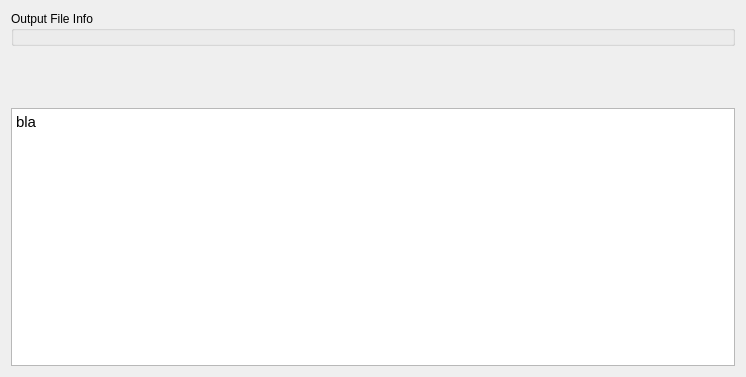
The window that ilastik/workflows/tracking/conservation/pluginExportOptionsDlg.ui (ilastik/ilastik) describes before a commit, drawn with Qt 5.
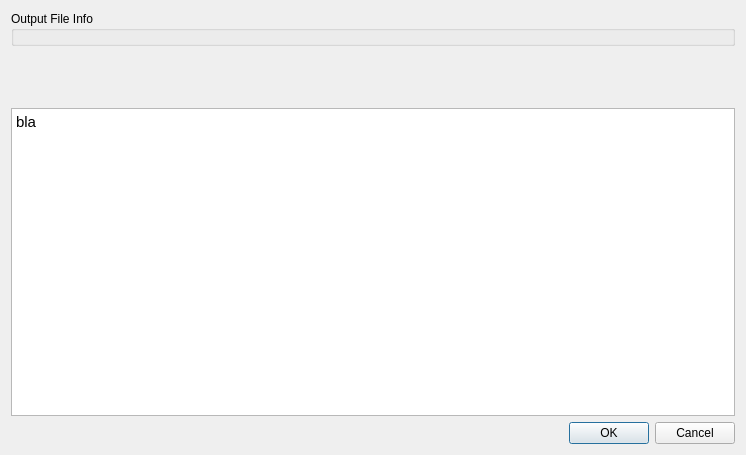
The same window after the commit. Custom widgets are drawn as their Qt base class.

Commit message: Add Ok Cancel options for PluginEpoxrtOptionsDialog

```diff
--- a/ilastik/workflows/tracking/conservation/pluginExportOptionsDlg.ui
+++ b/ilastik/workflows/tracking/conservation/pluginExportOptionsDlg.ui
@@ -7,7 +7,7 @@
     <x>0</x>
     <y>0</y>
     <width>746</width>
-    <height>377</height>
+    <height>455</height>
    </rect>
   </property>
   <property name="sizePolicy">
@@ -49,25 +49,6 @@
        <height>50</height>
       </size>
      </property>
-     <widget class="QDialogButtonBox" name="buttonBox">
-      <property name="enabled">
-       <bool>true</bool>
-      </property>
-      <property name="geometry">
-       <rect>
-        <x>0</x>
-        <y>480</y>
-        <width>728</width>
-        <height>35</height>
-       </rect>
-      </property>
-      <property name="orientation">
-       <enum>Qt::Horizontal</enum>
-      </property>
-      <property name="standardButtons">
-       <set>QDialogButtonBox::Cancel|QDialogButtonBox::Ok</set>
-      </property>
-     </widget>
     </widget>
    </item>
    <item>
@@ -84,6 +65,16 @@
      </property>
     </widget>
    </item>
+   <item>
+    <widget class="QDialogButtonBox" name="buttonBox">
+     <property name="orientation">
+      <enum>Qt::Horizontal</enum>
+     </property>
+     <property name="standardButtons">
+      <set>QDialogButtonBox::Cancel|QDialogButtonBox::Ok</set>
+     </property>
+    </widget>
+   </item>
   </layout>
  </widget>
  <customwidgets>
```
Left out of the diff: 35 changed lines with no effect on the pictures. The commit also changes 1 other file.
